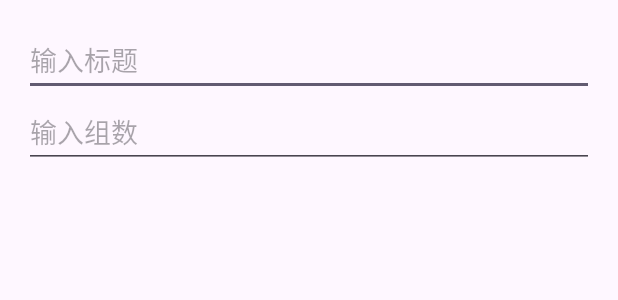
After one commit to QingKong-s/Work3, an Android app: the layout dialog_edit_action_item.xml on its own in the app's theme, with its tools: preview values and no code run, on a phone screen of 412 x 824 dp. The commit adds this screen. Shown: the top 300 px of the screen. Run offline under Robolectric (Android 15) with nearby library versions, the phone set to English and light mode, and no system bars.

Commit message:
增加计划和动作的编辑和删除

```diff
--- a/app/src/main/java/com/example/myapplication/ActionItem.java
+++ b/app/src/main/java/com/example/myapplication/ActionItem.java
@@ -17,9 +17,11 @@ public class ActionItem {
         this.isExpanded = false;
     }
 
-    public String getTitle() { return title; }
-    public int getSets() { return sets; }
     public boolean isExpanded() { return isExpanded; }
     public void setExpanded(boolean expanded) { isExpanded = expanded; }
     public List<SubItem> getSubItems() { return subItems; }
+    public String getTitle() { return title; }
+    public void setTitle(String title) { this.title = title; }
+    public int getSets() { return sets; }
+    public void setSets(int sets) { this.sets = sets; }
 }
--- /dev/null
+++ b/app/src/main/res/layout/dialog_edit_action_item.xml
@@ -0,0 +1,20 @@
+<LinearLayout xmlns:android="http://schemas.android.com/apk/res/android"
+    android:layout_width="match_parent"
+    android:layout_height="wrap_content"
+    android:orientation="vertical"
+    android:padding="16dp">
+
+    <EditText
+        android:id="@+id/edit_action_title"
+        android:layout_width="match_parent"
+        android:layout_height="wrap_content"
+        android:hint="输入标题"
+        android:inputType="text" />
+
+    <EditText
+        android:id="@+id/edit_action_sets"
+        android:layout_width="match_parent"
+        android:layout_height="wrap_content"
+        android:hint="输入组数"
+        android:inputType="number" />
+</LinearLayout>
```
Also changed, not shown: app/src/main/java/com/example/myapplication/ExpandableAdapter.java (+49 -2 lines), app/src/main/java/com/example/myapplication/PlanAdapter.java (+37 -0 lines), app/src/main/res/layout/activity_plan.xml (+1 -26 lines).
